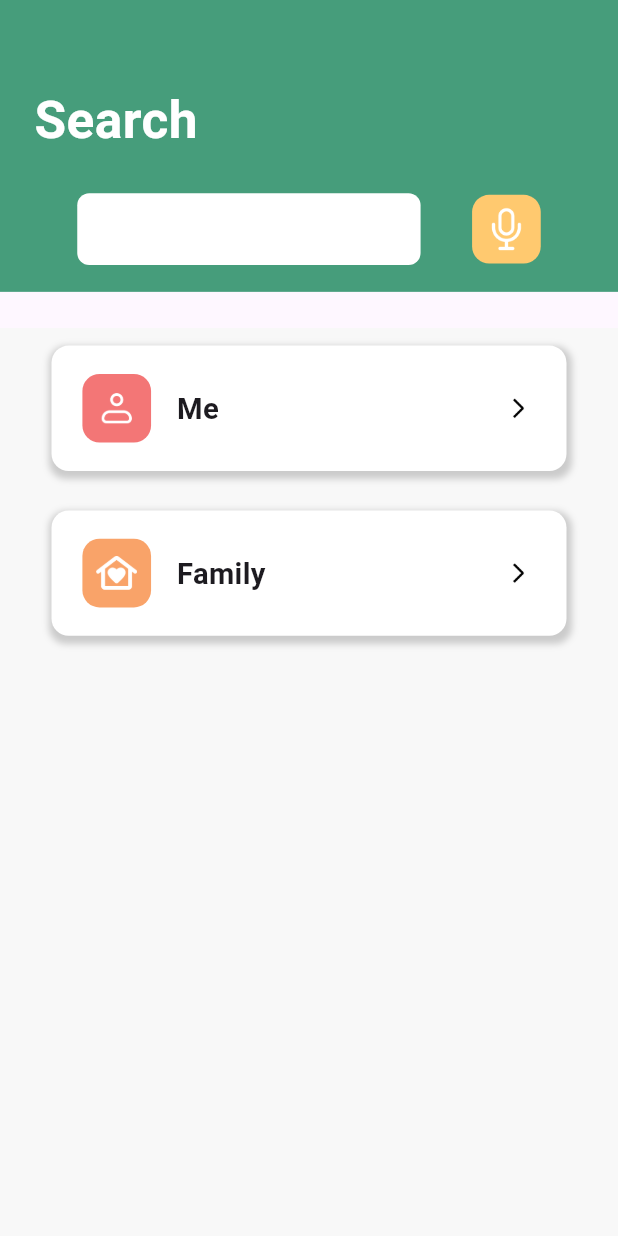
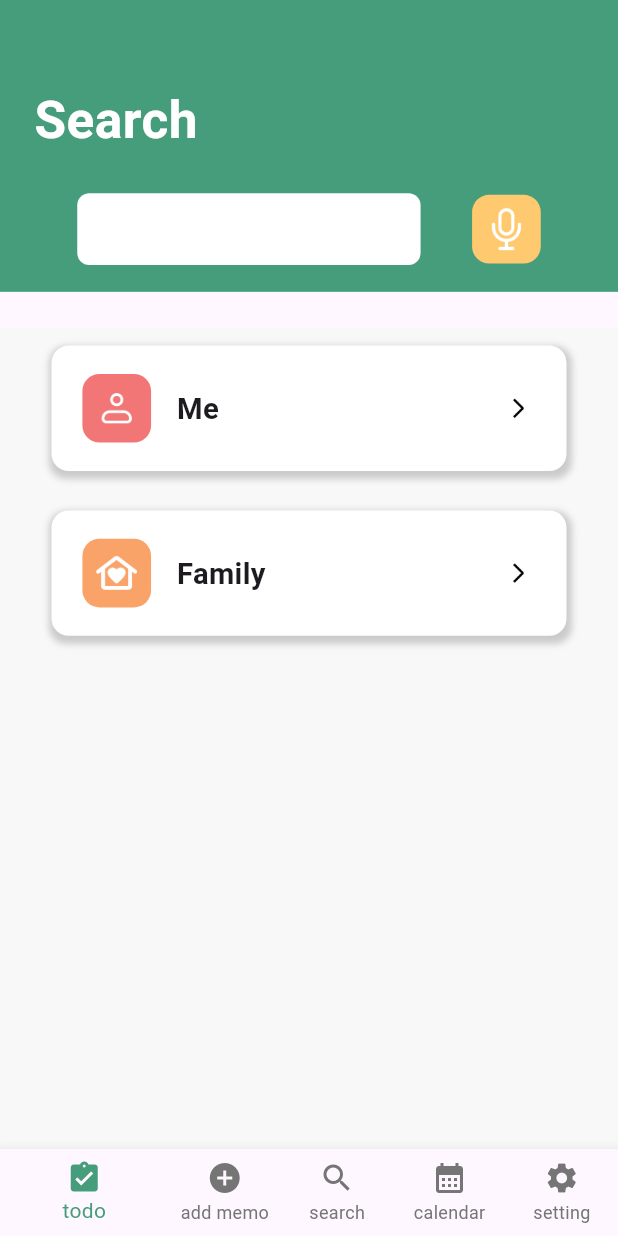
Before and after one commit to IntelliMem/Frontend, a Flutter app: the screen it shows after launch, on a phone screen of 412 x 824 dp. Run offline on Flutter 3.47's test engine with Material 3 defaults, Android fonts, the phone set to English and light mode, and no system bars; our stand-ins replace carousel_slider, flutter_screenutil, smooth_page_indicator.

Commit message:
bottom navigation bar 설정

```diff
--- /dev/null
+++ b/lib/Screen/home.dart
@@ -0,0 +1,109 @@
+import 'package:flutter/material.dart';
+import 'package:imagine_cup/Screen/search_screen.dart';
+
+class Home extends StatefulWidget {
+  final int pageIndex;
+  String userId;
+  Home({super.key, required this.pageIndex, required this.userId});
+
+  @override
+  State<Home> createState() => _HomeState();
+}
+
+class _HomeState extends State<Home> {
+  late int _selectedIndex;
+  late List<Widget> pages;
+
+  @override
+  void initState() {
+    super.initState();
+    _selectedIndex = widget.pageIndex;
+
+    pages = <Widget>[
+      SearchScreen(userId: "userID"),
+      SearchScreen(userId: "userID"),
+      SearchScreen(userId: "userID"),
+      SearchScreen(userId: "userID"),
+      SearchScreen(userId: "userID"),
+    ];
+  }
+
+  void _onItemTapped(int index) {
+    setState(() {
+      _selectedIndex = index;
+    });
+  }
+
+  @override
+  Widget build(BuildContext context) {
+    return Scaffold(
+      body: pages[_selectedIndex],
+      drawer: Drawer(
+        child: ListView(
+          padding: EdgeInsets.zero,
+          children: <Widget>[
+            ListTile(
+              leading: const Icon(Icons.home),
+              title: const Text('todo'),
+              onTap: () {
+                _onItemTapped(0);
+                Navigator.pop(context);
+              },
+            ),
+            ListTile(
+              leading: const Icon(Icons.edit),
+              title: const Text('add memo'),
+              onTap: () {
+                _onItemTapped(1);
+                Navigator.pop(context);
+              },
+            ),
+            ListTile(
+              leading: const Icon(Icons.account_circle_rounded),
+              title: const Text('search'),
+              onTap: () {
+                _onItemTapped(2);
+                Navigator.pop(context);
+              },
+            ),
+            ListTile(
+              leading: const Icon(Icons.account_circle_rounded),
+              title: const Text('calendar'),
+              onTap: () {
+                _onItemTapped(3);
+                Navigator.pop(context);
+              },
+            ),
+            ListTile(
+              leading: const Icon(Icons.account_circle_rounded),
+              title: const Text('setting'),
+              onTap: () {
+                _onItemTapped(4);
+                Navigator.pop(context);
+              },
+            ),
+          ],
+        ),
+      ),
+      bottomNavigationBar: BottomNavigationBar(
+        backgroundColor: Colors.white,
+        selectedItemColor: const Color(0xff469D7B),
+        unselectedItemColor: const Color(0xff757575),
+        showSelectedLabels: true,
+        showUnselectedLabels: true,
+        items: const [
+          BottomNavigationBarItem(
+              icon: Icon(Icons.assignment_turned_in), label: 'todo'),
+          BottomNavigationBarItem(
+              icon: Icon(Icons.add_circle), label: 'add memo'),
+          BottomNavigationBarItem(icon: Icon(Icons.search), label: 'search'),
+          BottomNavigationBarItem(
+              icon: Icon(Icons.calendar_month), label: 'calendar'),
+          BottomNavigationBarItem(icon: Icon(Icons.settings), label: 'setting'),
+        ],
+        currentIndex: _selectedIndex,
+        onTap: _onItemTapped,
+      ),
+    );
+  }
+}
--- a/lib/main.dart
+++ b/lib/main.dart
@@ -2,24 +2,26 @@ import 'package:flutter/foundation.dart';
 import 'package:flutter/material.dart';
 import 'package:flutter_screenutil/flutter_screenutil.dart';
 import 'package:imagine_cup/Screen/category_screen.dart';
+import 'package:imagine_cup/Screen/home.dart';
 import 'package:imagine_cup/Screen/memo_screen.dart';
 import 'package:imagine_cup/Screen/search_screen.dart';
 
 void main() {
-  runApp(const MyApp(userId: 'userID',));
+  runApp(const MyApp(
+    userId: 'userID',
+  ));
 }
 
 class MyApp extends StatelessWidget {
   final String userId;
-  const MyApp({super.key,
-    required this.userId});
+  const MyApp({super.key, required this.userId});
   @override
   Widget build(BuildContext context) {
     return ScreenUtilInit(
       designSize: const Size(360, 690),
       minTextAdapt: true,
       splitScreenMode: true,
-      builder: (_ , child) {
+      builder: (_, child) {
         return MaterialApp(
           debugShowCheckedModeBanner: false,
           title: 'Imagine Cup',
@@ -33,8 +35,7 @@ class MyApp extends StatelessWidget {
       },
       child: Scaffold(
         appBar: AppBar(),
-        body: SearchScreen(userId: "userID"),
-
+        body: Home(pageIndex: 0, userId: userId),
       ),
     );
   }
```
Also changed, not shown: pubspec.lock, 1 other file.
